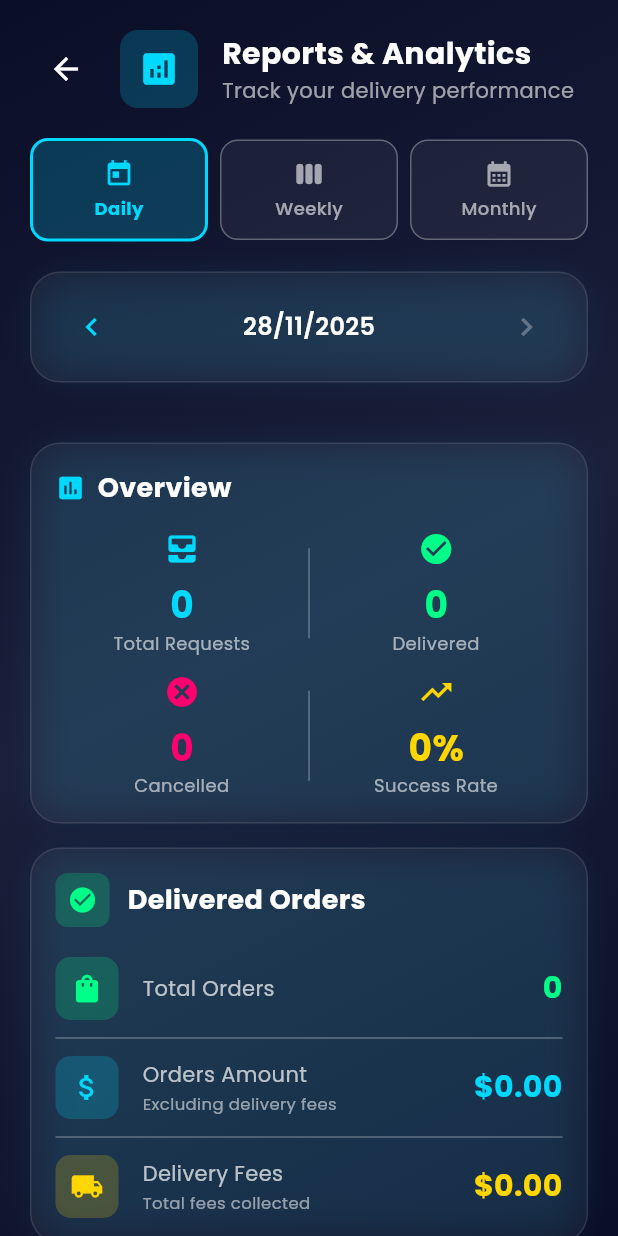
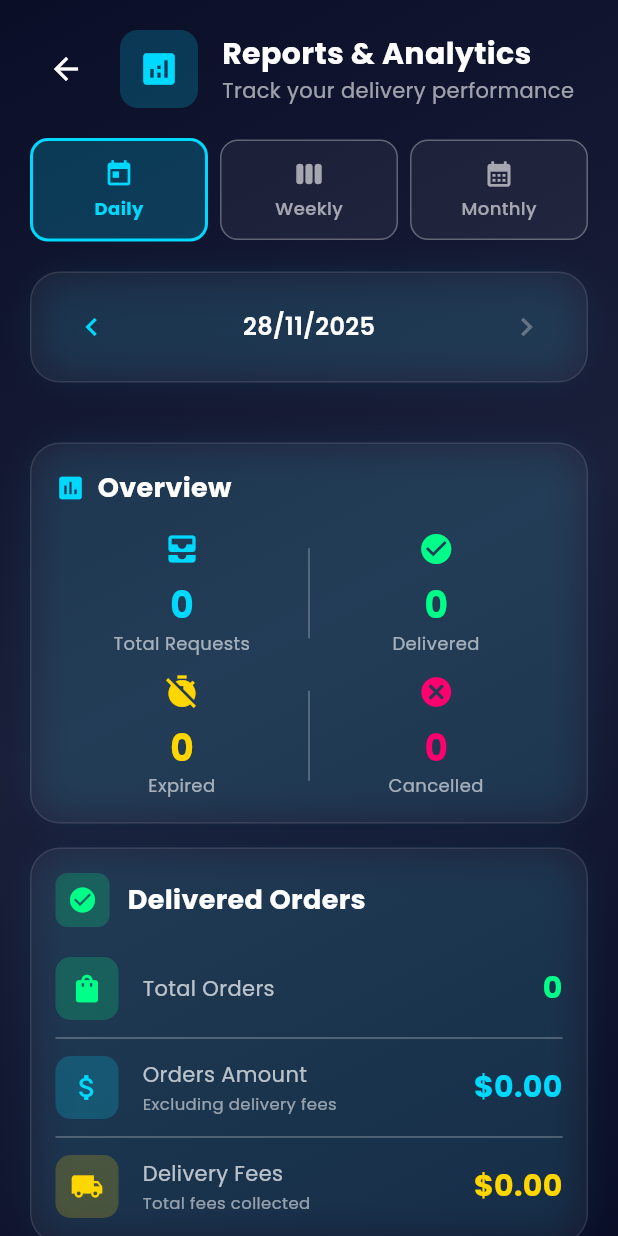
Before and after one commit to Mahrnoud/deshare_mobile, a Flutter app: the HomeScreen screen opened directly, after a tap on "Reports", on a phone screen of 412 x 824 dp. Run offline on Flutter 3.47's test engine with Material 3 defaults, Android fonts, the phone set to English and light mode, and no system bars; our stand-ins replace google_fonts, shared_preferences; accounts and stored records are empty.

Commit message:
Update Home and Reports Screens

```diff
--- a/lib/screens/home_screen.dart
+++ b/lib/screens/home_screen.dart
@@ -1,5 +1,5 @@
 // ============================================================================
-// FILE: lib/screens/home_screen.dart (Updated - removed onboarding check)
+// FILE: lib/screens/home_screen.dart (UPDATED - removed settings from quick actions)
 // ============================================================================
 import 'package:flutter/material.dart';
 import 'package:provider/provider.dart';
@@ -341,32 +341,6 @@ class _HomeScreenState extends State<HomeScreen> {
             ),
           ],
         ),
-        const SizedBox(height: 12),
-        Row(
-          children: [
-            Expanded(
-              child: GlassCard(
-                onTap: () => _showSettingsDialog(context),
-                child: const Column(
-                  children: [
-                    Icon(Icons.tune, size: 32, color: Color(0xFFFF006E)),
-                    SizedBox(height: 8),
-                    Text(
-                      'Settings',
-                      style: TextStyle(
-                        fontSize: 14,
-                        fontWeight: FontWeight.w600,
-                        color: Colors.white,
-                      ),
-                    ),
-                  ],
-                ),
-              ),
-            ),
-            const SizedBox(width: 12),
-            Expanded(child: Container()), // Empty space for symmetry
-          ],
-        ),
       ],
     );
   }
--- a/lib/screens/reports_screen.dart
+++ b/lib/screens/reports_screen.dart
@@ -1,5 +1,5 @@
 // ============================================================================
-// FILE: lib/screens/reports_screen.dart
+// FILE: lib/screens/reports_screen.dart (UPDATED)
 // ============================================================================
 import 'package:flutter/material.dart';
 import 'package:provider/provider.dart';
@@ -51,6 +51,8 @@ class _ReportsScreenState extends State<ReportsScreen> {
                         _buildStatsCard(stats),
                         const SizedBox(height: 16),
                         _buildDeliveredOrdersCard(stats),
+                        const SizedBox(height: 16),
+                        _buildExpiredOrdersCard(stats),
                         const SizedBox(height: 16),
                         _buildCancelledOrdersCard(stats),
                         const SizedBox(height: 16),
@@ -276,10 +278,10 @@ class _ReportsScreenState extends State<ReportsScreen> {
             children: [
               Expanded(
                 child: _buildStatItem(
-                  'Cancelled',
-                  '${stats.cancelledCount}',
-                  Icons.cancel,
-                  const Color(0xFFFF006E),
+                  'Expired',
+                  '${stats.expiredCount}',
+                  Icons.timer_off,
+                  const Color(0xFFFFD600),
                 ),
               ),
               Container(
@@ -289,10 +291,10 @@ class _ReportsScreenState extends State<ReportsScreen> {
               ),
               Expanded(
                 child: _buildStatItem(
-                  'Success Rate',
-                  '${stats.successRate.toStringAsFixed(0)}%',
-                  Icons.trending_up,
-                  const Color(0xFFFFD600),
+                  'Cancelled',
+                  '${stats.cancelledCount}',
+                  Icons.cancel,
+                  const Color(0xFFFF006E),
                 ),
               ),
             ],
@@ -379,6 +381,51 @@ class _ReportsScreenState extends State<ReportsScreen> {
             Icons.local_shipping,
             const Color(0xFFFFD600),
             subtitle: 'Total fees collected',
+          ),
+        ],
+      ),
+    );
+  }
+
+  Widget _buildExpiredOrdersCard(ReportStats stats) {
+    return GlassCard(
+      child: Column(
+        crossAxisAlignment: CrossAxisAlignment.start,
+        children: [
+          Row(
+            children: [
+              Container(
+                padding: const EdgeInsets.all(8),
+                decoration: BoxDecoration(
+                  color: const Color(0xFFFFD600).withOpacity(0.2),
+                  borderRadius: BorderRadius.circular(8),
+                ),
+                child: const Icon(
+                  Icons.timer_off,
+                  color: Color(0xFFFFD600),
+                  size: 20,
+                ),
+              ),
+              const SizedBox(width: 12),
+              const Text(
+                'Expired Orders',
+                style: TextStyle(
+                  fontSize: 18,
+                  fontWeight: FontWeight.bold,
+                  color: Colors.white,
+                ),
+              ),
+            ],
+          ),
+          const SizedBox(height: 20),
+          _buildReportRow(
+            'Total Expired',
+            '${stats.expiredCount}',
+            Icons.timer_off_outlined,
+            const Color(0xFFFFD600),
+            subtitle: stats.expiredCount > 0
+                ? '${((stats.expiredCount / stats.totalRequests) * 100).toStringAsFixed(1)}% of total'
+                : 'No expired requests',
           ),
         ],
       ),
@@ -646,6 +693,10 @@ class _ReportsScreenState extends State<ReportsScreen> {
         .where((r) => r.status == RequestStatus.delivered)
         .toList();
 
+    final expiredRequests = filteredRequests
+        .where((r) => r.status == RequestStatus.expired)
+        .toList();
+
     final cancelledRequests = filteredRequests
         .where((r) => r.status == RequestStatus.cancelled)
         .toList();
@@ -658,18 +709,14 @@ class _ReportsScreenState extends State<ReportsScreen> {
       totalDeliveryFees += request.totalDeliveryFees;
     }
 
-    final successRate = filteredRequests.isEmpty
-        ? 0.0
-        : (deliveredRequests.length / filteredRequests.length) * 100;
-
     return ReportStats(
       totalRequests: filteredRequests.length,
       deliveredCount: deliveredRequests.length,
+      expiredCount: expiredRequests.length,
       cancelledCount: cancelledRequests.length,
       deliveredOrdersAmount: totalOrdersAmount,
       deliveredDeliveryFees: totalDeliveryFees,
       totalRevenue: totalOrdersAmount + totalDeliveryFees,
-      successRate: successRate,
     );
   }
 
@@ -748,19 +795,19 @@ class _ReportsScreenState extends State<ReportsScreen> {
 class ReportStats {
   final int totalRequests;
   final int deliveredCount;
+  final int expiredCount;
   final int cancelledCount;
   final double deliveredOrdersAmount;
   final double deliveredDeliveryFees;
   final double totalRevenue;
-  final double successRate;
 
   ReportStats({
     required this.totalRequests,
     required this.deliveredCount,
+    required this.expiredCount,
     required this.cancelledCount,
     required this.deliveredOrdersAmount,
     required this.deliveredDeliveryFees,
     required this.totalRevenue,
-    required this.successRate,
   });
 }
```
